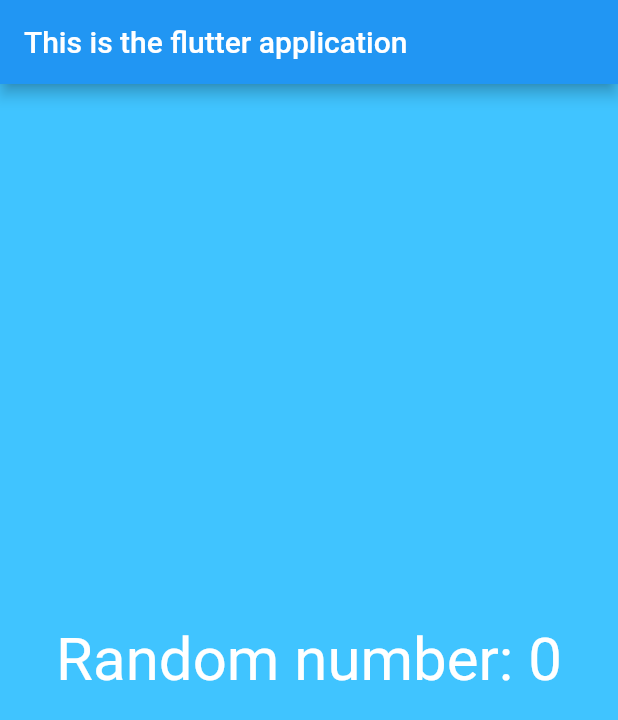
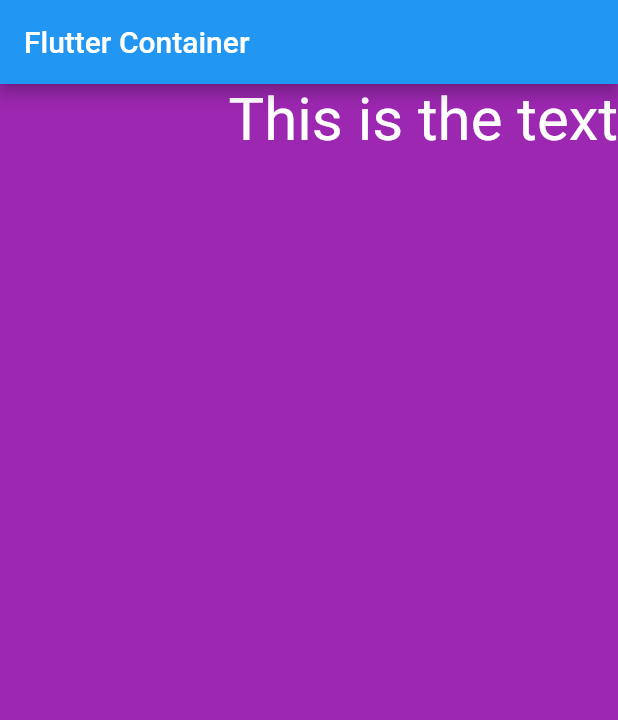
Before and after one commit to ajitkbaral/First-Flutter-App, a Flutter app: the screen it shows after launch, on a phone screen of 412 x 824 dp. Shown: the top 720 px of the screen. Run offline on Flutter 3.47's test engine with Material 2 defaults, Android fonts, the phone set to English and light mode, and no system bars.

Commit message:
Container added

```diff
--- a/lib/app_screens/first_screen.dart
+++ /dev/null
@@ -1,27 +0,0 @@
-import 'dart:math';
-
-import 'package:flutter/material.dart';
-
-class FirstScreen extends StatelessWidget {
-  @override
-  Widget build(BuildContext context) {
-    return Material(
-      color: Colors.lightBlueAccent,
-      child: Center(
-        child: Text(
-          generateLuckyNumber(),
-          textDirection: TextDirection.ltr,
-          style: TextStyle(
-            color: Colors.white,
-            fontSize: 40.0
-          ),
-        ),
-      ),
-    );
-  }
-
-
-  String generateLuckyNumber() {
-    return "Random number: ${Random().nextInt(10)}";
-  }
-}
--- /dev/null
+++ b/lib/app_screens/home.dart
@@ -0,0 +1,24 @@
+import "package:flutter/material.dart";
+
+class Home extends StatelessWidget {
+  @override
+  Widget build(BuildContext context) {
+    return Scaffold(
+      appBar: AppBar(
+        title: Text("Flutter Container"),
+      ),
+      body: Container(
+        alignment: Alignment.topRight,
+        color: Colors.purple,
+        child: Text(
+          "This is the text",
+          style: TextStyle(
+            color: Colors.white,
+            fontSize: 40.0
+          ),
+        ),
+      )
+    );
+  }
+
+}
--- a/lib/main.dart
+++ b/lib/main.dart
@@ -1,5 +1,5 @@
 import "package:flutter/material.dart";
-import 'package:my_app/app_screens/first_screen.dart';
+import 'package:my_app/app_screens/home.dart';
 
 void main() => runApp(MyFlutterApp());
 
@@ -8,13 +8,9 @@ class MyFlutterApp extends StatelessWidget {
   Widget build(BuildContext context) {
     return MaterialApp(
       debugShowCheckedModeBanner: false,
-      title: "Flutter App",
-      home: Scaffold(
-        appBar: AppBar(
-          title: Text("This is the flutter application"),
-        ),
-        body: FirstScreen()
-      )
+      title: "Flutter Container",
+      home: Home()
     );
   }
+
 }
```
